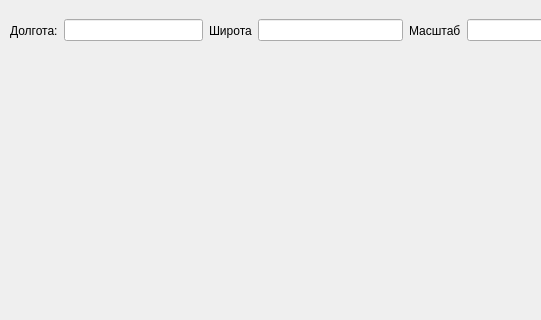
First picture: the form in MainWindow.ui, repository SutsuraGod/Maps-API-Project, before the edit; both pictures show x 0 to 541 and y 0 to 320 of the 800 by 645 pixel window.
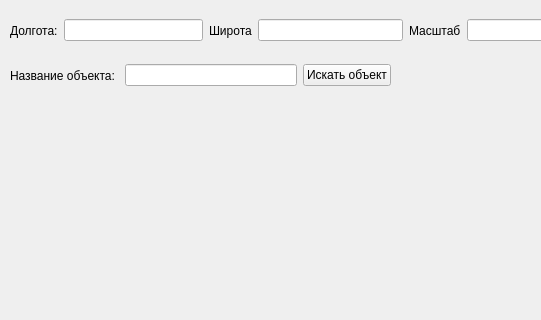
Second picture: the form after the edit.

Commit message: Решила 5 часть

```diff
--- a/MainWindow.ui
+++ b/MainWindow.ui
@@ -95,6 +95,35 @@
      <string/>
     </property>
    </widget>
+   <widget class="QWidget" name="horizontalLayoutWidget">
+    <property name="geometry">
+     <rect>
+      <x>10</x>
+      <y>50</y>
+      <width>381</width>
+      <height>51</height>
+     </rect>
+    </property>
+    <layout class="QHBoxLayout" name="horizontalLayout_5">
+     <item>
+      <widget class="QLabel" name="label">
+       <property name="text">
+        <string>Название объекта: </string>
+       </property>
+      </widget>
+     </item>
+     <item>
+      <widget class="QLineEdit" name="nameEdit"/>
+     </item>
+     <item>
+      <widget class="QPushButton" name="searchObjButton">
+       <property name="text">
+        <string>Искать объект</string>
+       </property>
+      </widget>
+     </item>
+    </layout>
+   </widget>
   </widget>
   <widget class="QMenuBar" name="menubar">
    <property name="geometry">
```
Left out of the diff: 2 changed lines with no effect on the pictures. The commit also changes 2 other files.
